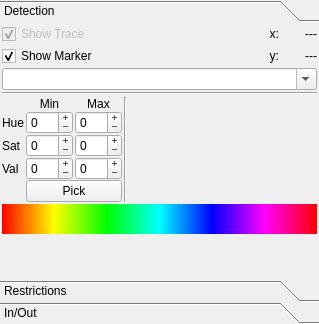
The window that ui/tab_featuresUi.ui (wonkoderverstaendige/Spotter) describes before a commit, drawn with Qt 5.
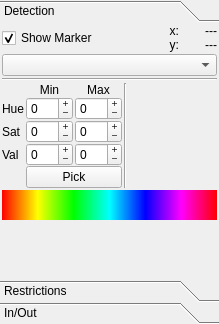
The same window after the commit.

Commit message: ROI tab created, feature/object linking works.

What changed in the file:
```diff
--- a/ui/tab_featuresUi.ui
+++ b/ui/tab_featuresUi.ui
@@ -6,7 +6,7 @@
    <rect>
     <x>0</x>
     <y>0</y>
-    <width>319</width>
+    <width>219</width>
     <height>324</height>
    </rect>
   </property>
@@ -38,8 +38,8 @@
          <rect>
           <x>0</x>
           <y>0</y>
-          <width>317</width>
-          <height>259</height>
+          <width>217</width>
+          <height>247</height>
          </rect>
         </property>
         <attribute name="label">
@@ -313,7 +313,7 @@
          <item row="8" column="0">
           <widget class="QComboBox" name="combo_label">
            <property name="editable">
-            <bool>true</bool>
+            <bool>false</bool>
            </property>
            <property name="currentIndex">
             <number>-1</number>
@@ -343,6 +343,9 @@
            <property name="topMargin">
             <number>0</number>
            </property>
+           <property name="spacing">
+            <number>0</number>
+           </property>
            <item row="1" column="3">
             <spacer name="horizontalSpacer">
              <property name="orientation">
@@ -361,19 +364,6 @@
              <property name="topMargin">
               <number>0</number>
              </property>
-             <item>
-              <widget class="QCheckBox" name="ckb_trace">
-               <property name="enabled">
-                <bool>false</bool>
-               </property>
-               <property name="text">
-                <string>Show Trace</string>
-               </property>
-               <property name="checked">
-                <bool>true</bool>
-               </property>
-              </widget>
-             </item>
              <item>
               <widget class="QCheckBox" name="ckb_marker">
                <property name="text">
```
Left out of the diff: 8 changed lines with no effect on the pictures. The commit also changes 16 other files.
